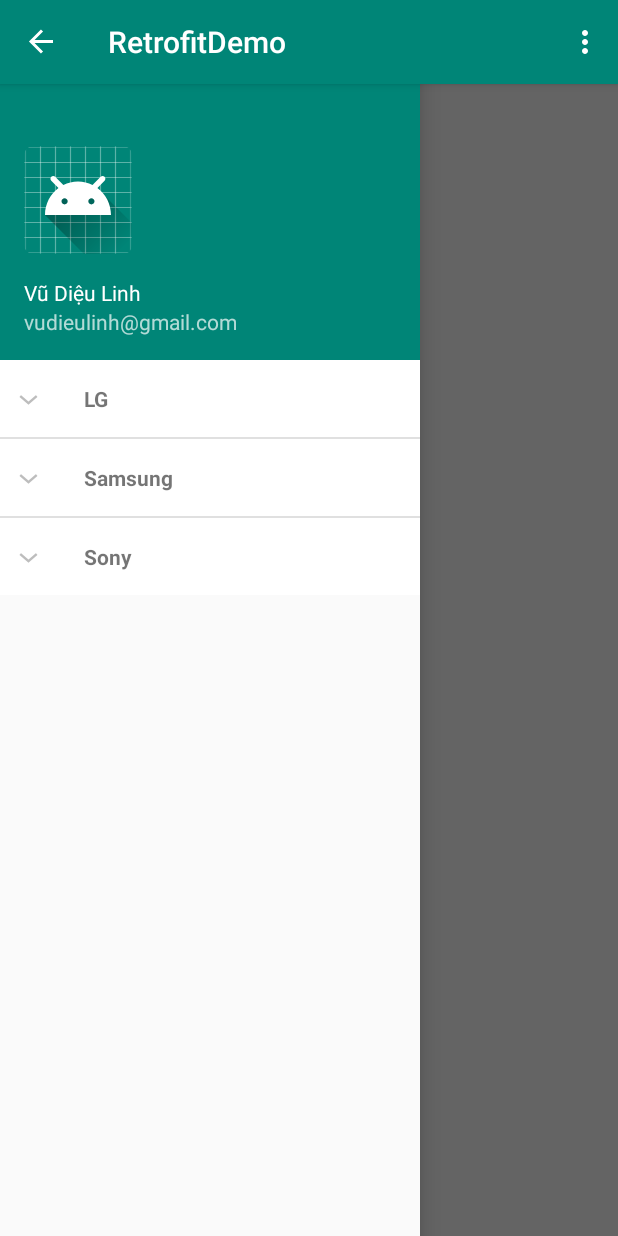
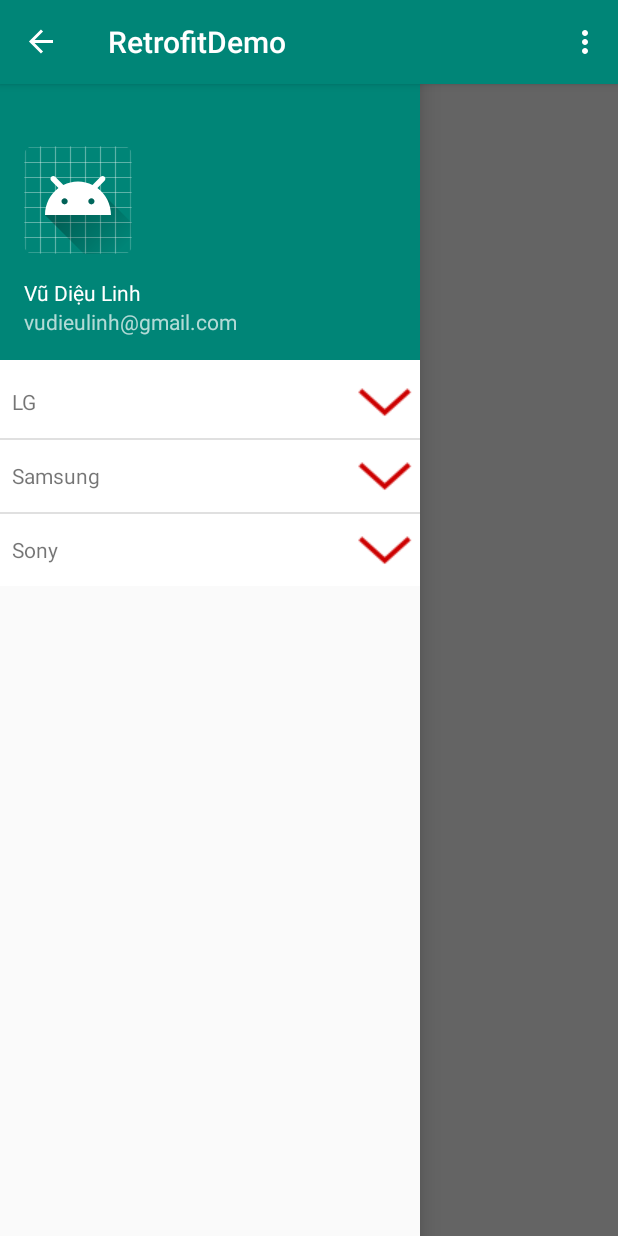
Before and after one commit to MyuBeo96/RetrofitDemo, an Android app: the screen it shows after launch (MainActivity), with the side drawer open, on a phone screen of 412 x 824 dp. Run offline under Robolectric (Android 15) with nearby library versions, the phone set to English and light mode, and no system bars; our stand-ins replace Picasso; pictures from the network do not load; 1 statement that could not run was skipped.

Commit message:
fix icon Expand/Collapse Trong Android

```diff
--- a/app/src/main/java/com/myubeo/retrofitdemo/MainActivity.java
+++ b/app/src/main/java/com/myubeo/retrofitdemo/MainActivity.java
@@ -6,19 +6,15 @@ import android.support.v4.widget.DrawerLayout;
 import android.support.v7.app.ActionBarDrawerToggle;
 import android.support.v7.app.AppCompatActivity;
 import android.os.Bundle;
-import android.support.v7.widget.DividerItemDecoration;
 import android.support.v7.widget.LinearLayoutManager;
 import android.support.v7.widget.RecyclerView;
 import android.view.Menu;
 import android.view.MenuItem;
 import android.view.View;
-import android.view.animation.Animation;
-import android.view.animation.AnimationUtils;
 import android.widget.ExpandableListView;
 import android.widget.LinearLayout;
 import android.widget.TextView;
 import android.widget.Toast;
-import android.widget.Toolbar;
 
 import com.google.gson.Gson;
 
@@ -27,6 +23,8 @@ import java.io.IOException;
 import java.io.InputStream;
 import java.io.InputStreamReader;
 import java.util.ArrayList;
+import java.util.HashMap;
+import java.util.List;
 
 import retrofit2.Call;
 import retrofit2.Callback;
@@ -41,13 +39,8 @@ public class MainActivity extends AppCompatActivity {
     private DrawerLayout drawerLayout;
     private ActionBarDrawerToggle drawerToggle;
 
-    TextView menu1;
-    TextView menu1_1;
-    TextView menu1_2;
-
-    LinearLayout ln_menu1;
-
     private ExpandableListView lvPhones;
+    List<String> companyModelList;
 
     ArrayList<Item> items = new ArrayList<>();
 
@@ -74,29 +67,40 @@ public class MainActivity extends AppCompatActivity {
         getSupportActionBar().setDisplayHomeAsUpEnabled(true);
         getSupportActionBar().setHomeButtonEnabled(true);
 
+        loadAnswers();
+        new LoadContentAsync().execute();
 
-//        menu1.setOnClickListener(new View.OnClickListener() {
+//        lvPhones.setOnGroupClickListener(new ExpandableListView.OnGroupClickListener() {
 //            @Override
-//            public void onClick(View v) {
-//                if(menu1.isShown())
-//                {
-////                    ln_menu1.setVisibility(View.GONE);
-////                    ln_menu1.startAnimation(animationDown);
-//                    menu1_1.setVisibility(View.VISIBLE);
-//                    menu1_2.setVisibility(View.VISIBLE);
-//                }else {
-////                    ln_menu1.setVisibility(View.INVISIBLE);
-////                    ln_menu1.startAnimation(animationDown);
-//                    menu1_1.setVisibility(View.GONE);
-//                    menu1_2.setVisibility(View.GONE);
-//                }
+//            public boolean onGroupClick(ExpandableListView parent, View v, int groupPosition, long id) {
+//                Toast.makeText(MainActivity.this, groupPosition + " Group", Toast.LENGTH_SHORT).show();
+//                return false;
+//            }
+//        });
 //
+//        lvPhones.setOnGroupExpandListener(new ExpandableListView.OnGroupExpandListener() {
+//            @Override
+//            public void onGroupExpand(int groupPosition) {
+//                Toast.makeText(MainActivity.this, groupPosition + " Group", Toast.LENGTH_SHORT).show();
+//            }
+//        });
+//
+//        lvPhones.setOnGroupCollapseListener(new ExpandableListView.OnGroupCollapseListener() {
+//            @Override
+//            public void onGroupCollapse(int groupPosition) {
+//                Toast.makeText(MainActivity.this, groupPosition + " Group", Toast.LENGTH_SHORT).show();
 //            }
 //        });
 
-        loadAnswers();
-        new LoadContentAsync().execute();
+        lvPhones.setOnChildClickListener(new ExpandableListView.OnChildClickListener() {
+            @Override
+            public boolean onChildClick(ExpandableListView parent, View v, int groupPosition, int childPosition, long id) {
+                Toast.makeText(MainActivity.this, childPosition + " Child", Toast.LENGTH_SHORT).show();
+                return false;
+            }
+        });
     }
+
 
     @Override
     protected void onPostCreate(Bundle savedInstanceState) {
--- a/app/src/main/java/com/myubeo/retrofitdemo/PhoneListAdapter.java
+++ b/app/src/main/java/com/myubeo/retrofitdemo/PhoneListAdapter.java
@@ -1,10 +1,12 @@
 package com.myubeo.retrofitdemo;
 
 import android.content.Context;
+import android.graphics.Typeface;
 import android.view.LayoutInflater;
 import android.view.View;
 import android.view.ViewGroup;
 import android.widget.BaseExpandableListAdapter;
+import android.widget.ImageView;
 import android.widget.TextView;
 
 import java.util.List;
@@ -54,7 +56,7 @@ public class PhoneListAdapter extends BaseExpandableListAdapter{
     }
 
     @Override
-    public View getGroupView(int groupPosition, boolean isExpanded, View convertView, ViewGroup parent) {
+    public View getGroupView( int groupPosition, boolean isExpanded, View convertView, ViewGroup parent) {
         String companyName = ((CompanyModel) getGroup(groupPosition)).getName();
         if (convertView == null) {
             LayoutInflater infalInflater = (LayoutInflater) context.getSystemService(Context.LAYOUT_INFLATER_SERVICE);
@@ -62,14 +64,23 @@ public class PhoneListAdapter extends BaseExpandableListAdapter{
         }
 
         TextView tvName = (TextView) convertView.findViewById(R.id.company_name);
+        tvName.setTypeface(null);
         tvName.setText(companyName);
+
+        ImageView img_icon = convertView.findViewById(R.id.img_icon);
+
+        if(isExpanded){
+            img_icon.setImageResource(R.drawable.ic_up);
+        }else {
+            img_icon.setImageResource(R.drawable.ic_down);
+        }
 
         return convertView;
     }
 
     @Override
     public View getChildView(int groupPosition, int childPosition, boolean isLastChild, View convertView, ViewGroup parent) {
-        final String deviceName = ((DeviceModel) getChild(groupPosition, childPosition)).getName();
+        String deviceName = ((DeviceModel) getChild(groupPosition, childPosition)).getName();
 
         if (convertView == null) {
             LayoutInflater infalInflater = (LayoutInflater) context.getSystemService(Context.LAYOUT_INFLATER_SERVICE);
--- a/app/src/main/res/layout/activity_main.xml
+++ b/app/src/main/res/layout/activity_main.xml
@@ -70,12 +70,13 @@
 
             </LinearLayout>
 
-            <!-- Item Info -->
-
             <ExpandableListView
                 android:id="@+id/phone_list"
                 android:layout_width="match_parent"
-                android:layout_height="wrap_content"/>
+                android:layout_height="wrap_content"
+                android:layout_marginTop="4dp"
+                android:groupIndicator="@null"
+                />
 
 
         </LinearLayout>
--- a/app/src/main/res/layout/item_company_list.xml
+++ b/app/src/main/res/layout/item_company_list.xml
@@ -2,15 +2,23 @@
 <LinearLayout xmlns:android="http://schemas.android.com/apk/res/android"
     android:layout_width="match_parent"
     android:layout_height="match_parent"
-    android:orientation="vertical">
+    android:orientation="horizontal">
 
     <TextView
+        android:layout_weight="3"
         android:id="@+id/company_name"
         android:layout_width="match_parent"
         android:layout_height="wrap_content"
         android:layout_gravity="center_vertical"
-        android:paddingLeft="?android:attr/expandableListPreferredItemPaddingLeft"
-        android:textStyle="bold"
-        android:layout_margin="16dp"/>
+        android:paddingLeft="8dp"
+        android:textStyle="bold"/>
+
+    <ImageView
+        android:id="@+id/img_icon"
+        android:layout_width="wrap_content"
+        android:layout_height="wrap_content"
+        android:src="@drawable/ic_down"
+        android:layout_gravity="center_vertical"
+        />
 
 </LinearLayout>
```
Also changed, not shown: app/src/main/res/drawable/group_indicator.xml (added, +8 -0 lines), app/src/main/res/drawable/ic_down.png (added), app/src/main/res/drawable/ic_up.png (added).
